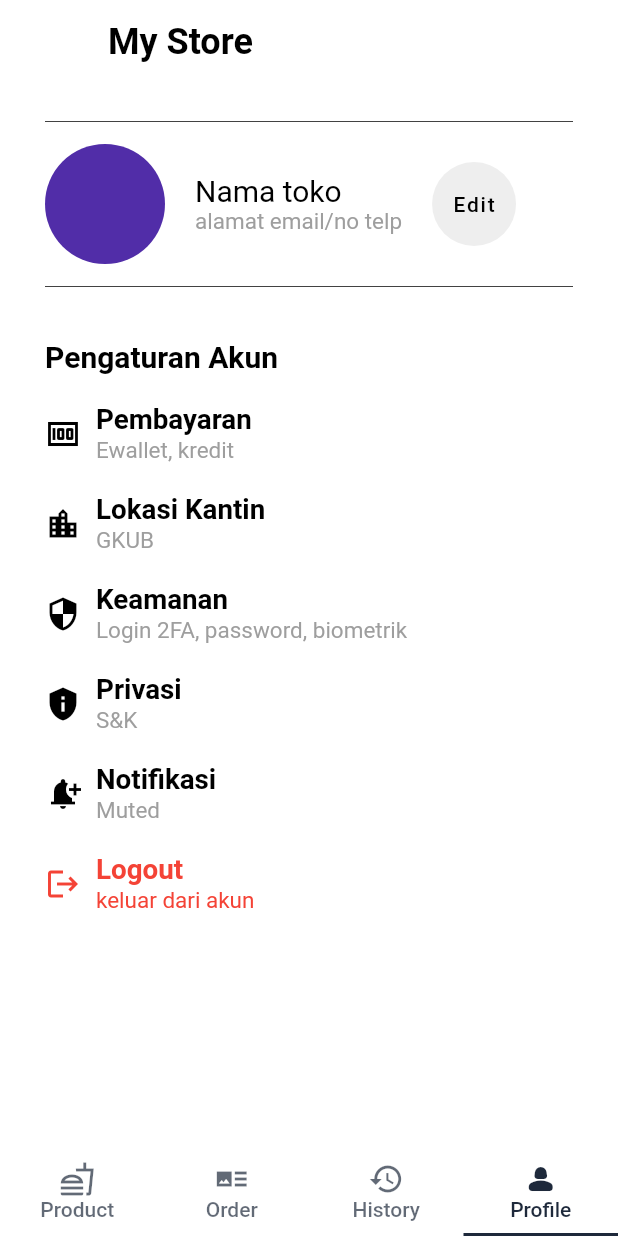
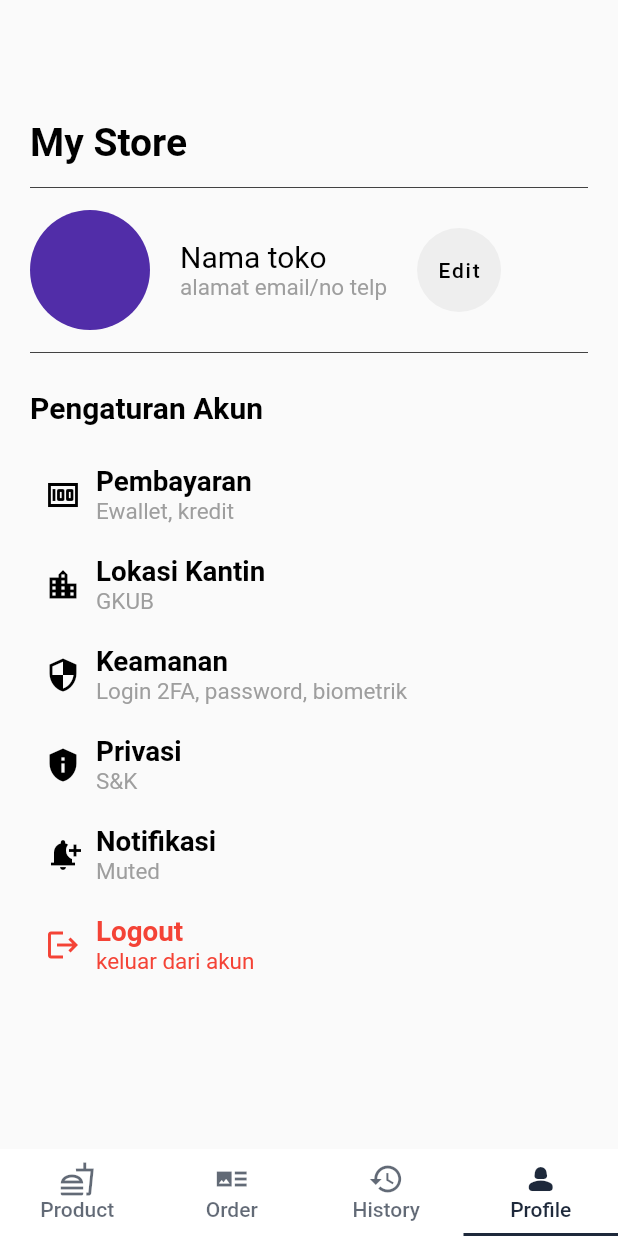
Before and after one commit to DhafinFawwaz/ITBCafeteriaSeller, a Flutter app: the NavPage screen opened by its route, item 4 of the bottom bar chosen, on a phone screen of 412 x 824 dp. Run offline on Flutter 3.47's test engine with Material 2 defaults, Android fonts, the light colour scheme and no system bars; our stand-ins replace group_button; missing offline and left inert: api_cache_manager.

Commit message:
History and Profile Update

```diff
--- a/lib/screens/profile/profile.dart
+++ b/lib/screens/profile/profile.dart
@@ -1,4 +1,5 @@
 import 'package:flutter/material.dart';
+import '../../widgets/custom_menu_base.dart';
 
 class Profile extends StatefulWidget {
   const Profile({super.key});
@@ -10,22 +11,16 @@ class Profile extends StatefulWidget {
 class _ProfileState extends State<Profile> {
   @override
   Widget build(BuildContext context) {
-    return Scaffold(
-      backgroundColor: Colors.white,
-      appBar: AppBar(
-        title: Text('My Store', style: TextStyle(
+    return CustomMenuBase(
+      hoveringChild: Column(
+        crossAxisAlignment: CrossAxisAlignment.start,
+        children: [
+          Text('My Store', style: TextStyle(
             color: Colors.black,
-          fontSize: 24,
+            fontSize: 26,
             fontWeight: FontWeight.bold,
-        )),
-        backgroundColor: Colors.white,
-        elevation: 0.0,
           ),
-      body: Padding(
-        padding: const EdgeInsets.fromLTRB(30.0, 10.0, 30.0, 0),
-        child: Column(
-          crossAxisAlignment: CrossAxisAlignment.start,
-          children: <Widget>[
+          ),
           Divider(
             color: Colors.grey[800],
             height: 30.0,
@@ -73,7 +68,7 @@ class _ProfileState extends State<Profile> {
             color: Colors.grey[800],
             height: 30.0,
           ),
-            SizedBox(height: 20.0),
+          SizedBox(height: 10.0),
           Text(
             'Pengaturan Akun',
             style: TextStyle(
@@ -83,6 +78,12 @@ class _ProfileState extends State<Profile> {
             ),
           ),
           SizedBox(height: 20.0),
+        ],
+      ),
+      child: Padding(
+      padding: const EdgeInsets.fromLTRB(30.0, 150.0, 30.0, 0),
+      child: Column(
+        children: [
           Row(
             children: <Widget>[
               Icon(
@@ -256,10 +257,10 @@ class _ProfileState extends State<Profile> {
                   ]),
             ],
           ),
+          Spacer(),
         ],
       ),
-      ),
-
+    )
     );
   }
 }
```
Also changed, not shown: lib/screens/history/history.dart (+112 -2 lines). Lines whose indentation alone changed are shown as unchanged.
